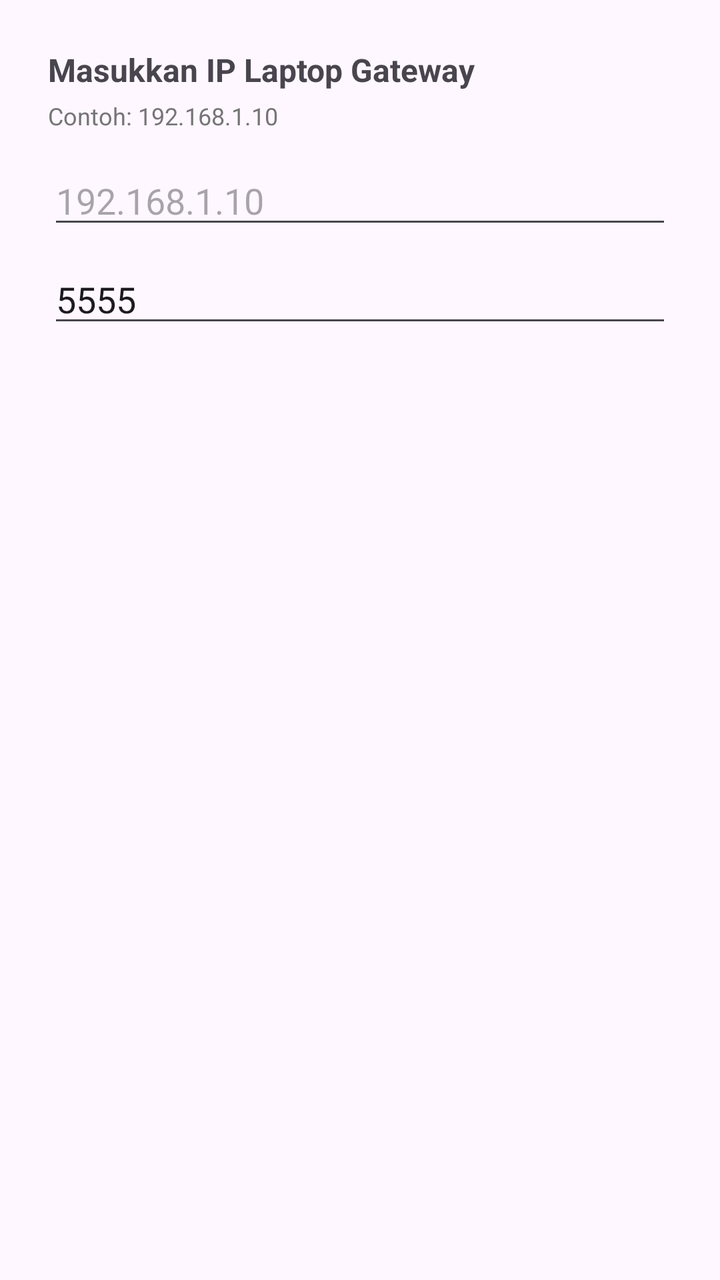
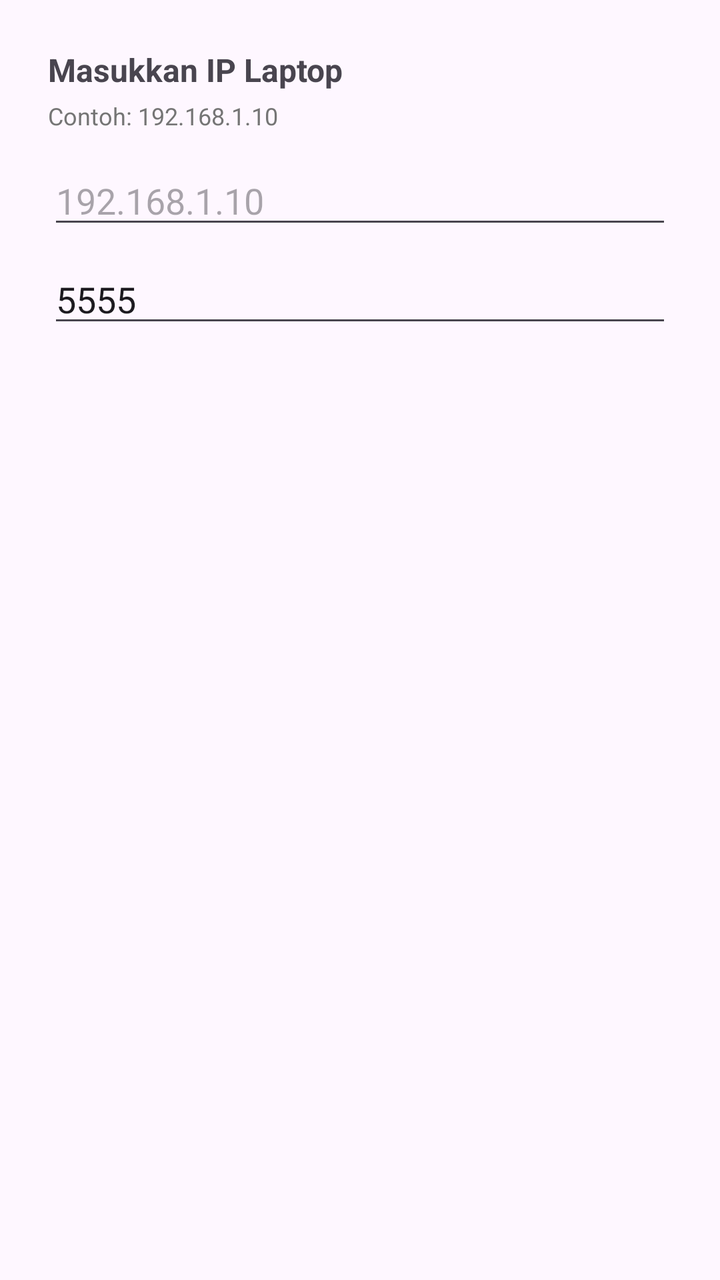

The first picture is an Android layout as it rendered before a commit; the second is the same layout after the commit. The layout source and the unified diff follow.
<!-- AndroidManifest.xml: application theme Theme.InternKelompok1 -->
<!-- res/layout/dialog_server_ip.xml -->
<?xml version="1.0" encoding="utf-8"?>
<LinearLayout xmlns:android="http://schemas.android.com/apk/res/android"
    android:layout_width="match_parent"
    android:layout_height="wrap_content"
    android:orientation="vertical"
    android:padding="24dp">

    <TextView
        android:layout_width="wrap_content"
        android:layout_height="wrap_content"
        android:text="Masukkan IP Laptop Gateway"
        android:textSize="16sp"
        android:textStyle="bold" />

    <TextView
        android:layout_width="wrap_content"
        android:layout_height="wrap_content"
        android:text="Contoh: 192.168.1.10"
        android:textSize="12sp"
        android:textColor="#757575"
        android:layout_marginTop="4dp" />

    <EditText
        android:id="@+id/etIpAddress"
        android:layout_width="match_parent"
        android:layout_height="wrap_content"
        android:hint="192.168.1.10"
        android:inputType="text"
        android:layout_marginTop="12dp" />

    <EditText
        android:id="@+id/etPort"
        android:layout_width="match_parent"
        android:layout_height="wrap_content"
        android:hint="5555"
        android:inputType="number"
        android:text="5555"
        android:layout_marginTop="8dp" />
</LinearLayout>
<!-- resources referenced by this layout -->
<resources>
  <style name="Theme.InternKelompok1" parent="Base.Theme.InternKelompok1" />
  <style name="Base.Theme.InternKelompok1" parent="Theme.Material3.DayNight.NoActionBar">
          
          
      </style>
</resources>

<!-- the commit's change to res/layout/dialog_server_ip.xml (unified diff, before → after) -->
@@ -8,7 +8,7 @@
     <TextView
         android:layout_width="wrap_content"
         android:layout_height="wrap_content"
-        android:text="Masukkan IP Laptop Gateway"
+        android:text="Masukkan IP Laptop"
         android:textSize="16sp"
         android:textStyle="bold" />
 
